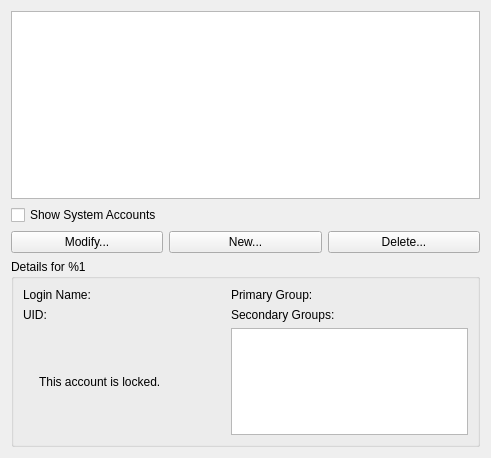
KDE/kcm-userconfig, file ui/users.ui: the form before one commit.
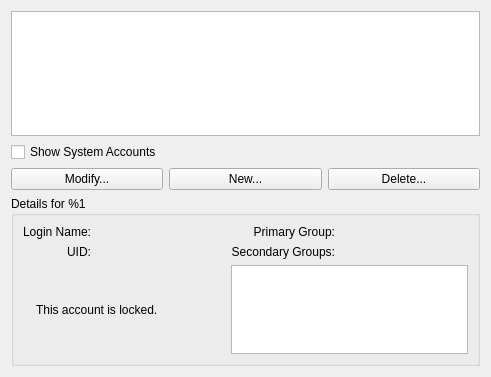
The form after the commit.

What changed in the file:
```diff
--- a/ui/users.ui
+++ b/ui/users.ui
@@ -6,8 +6,8 @@
    <rect>
     <x>0</x>
     <y>0</y>
-    <width>477</width>
-    <height>458</height>
+    <width>488</width>
+    <height>377</height>
    </rect>
   </property>
   <property name="windowTitle">
@@ -19,7 +19,7 @@
      <property name="sizePolicy">
       <sizepolicy hsizetype="Expanding" vsizetype="Expanding">
        <horstretch>0</horstretch>
-       <verstretch>1</verstretch>
+       <verstretch>2</verstretch>
       </sizepolicy>
      </property>
      <property name="minimumSize">
@@ -72,6 +72,24 @@
     </layout>
    </item>
    <item>
+    <widget class="QWidget" name="userdetails_container" native="true">
+     <property name="sizePolicy">
+      <sizepolicy hsizetype="Preferred" vsizetype="Preferred">
+       <horstretch>0</horstretch>
+       <verstretch>1</verstretch>
+      </sizepolicy>
+     </property>
+     <property name="minimumSize">
+      <size>
+       <width>0</width>
+       <height>170</height>
+      </size>
+     </property>
+     <layout class="QVBoxLayout" name="verticalLayout_3">
+      <property name="margin">
+       <number>0</number>
+      </property>
+      <item>
     <widget class="QGroupBox" name="userdetails_groupbox">
      <property name="sizePolicy">
       <sizepolicy hsizetype="Expanding" vsizetype="Preferred">
@@ -82,7 +100,7 @@
      <property name="minimumSize">
       <size>
        <width>469</width>
-       <height>131</height>
+          <height>150</height>
       </size>
      </property>
      <property name="title">
@@ -99,6 +117,9 @@
           <property name="text">
            <string>Login Name:</string>
           </property>
+             <property name="alignment">
+              <set>Qt::AlignRight|Qt::AlignTrailing|Qt::AlignVCenter</set>
+             </property>
          </widget>
         </item>
         <item row="1" column="0">
@@ -106,6 +127,9 @@
           <property name="text">
            <string>UID:</string>
           </property>
+             <property name="alignment">
+              <set>Qt::AlignRight|Qt::AlignTrailing|Qt::AlignVCenter</set>
+             </property>
          </widget>
         </item>
         <item row="0" column="2">
@@ -113,6 +137,9 @@
           <property name="text">
            <string>Primary Group:</string>
           </property>
+             <property name="alignment">
+              <set>Qt::AlignRight|Qt::AlignTrailing|Qt::AlignVCenter</set>
+             </property>
          </widget>
         </item>
         <item row="0" column="1">
@@ -134,7 +161,7 @@
           <item>
            <widget class="QLabel" name="statusiconlabel">
             <property name="text">
-             <string>   </string>
+                <string/>
             </property>
            </widget>
           </item>
@@ -165,6 +192,9 @@
           <property name="text">
            <string>Secondary Groups:</string>
           </property>
+             <property name="alignment">
+              <set>Qt::AlignRight|Qt::AlignTrailing|Qt::AlignVCenter</set>
+             </property>
          </widget>
         </item>
         <item row="2" column="2" colspan="2">
@@ -178,6 +208,9 @@
          </widget>
         </item>
        </layout>
+         </item>
+        </layout>
+       </widget>
       </item>
      </layout>
     </widget>
```
Left out of the diff: 2 changed lines with no effect on the pictures. Lines whose indentation alone changed are shown as unchanged.
